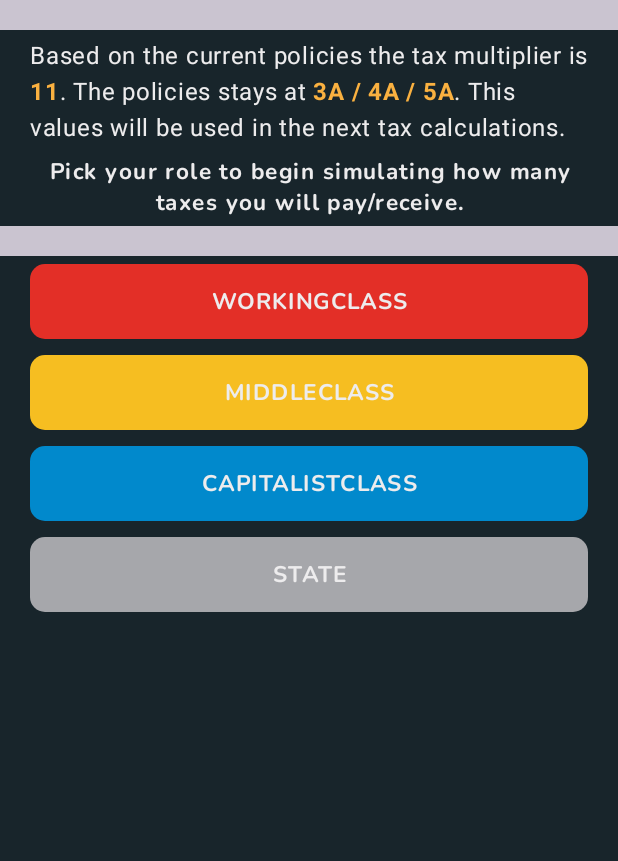
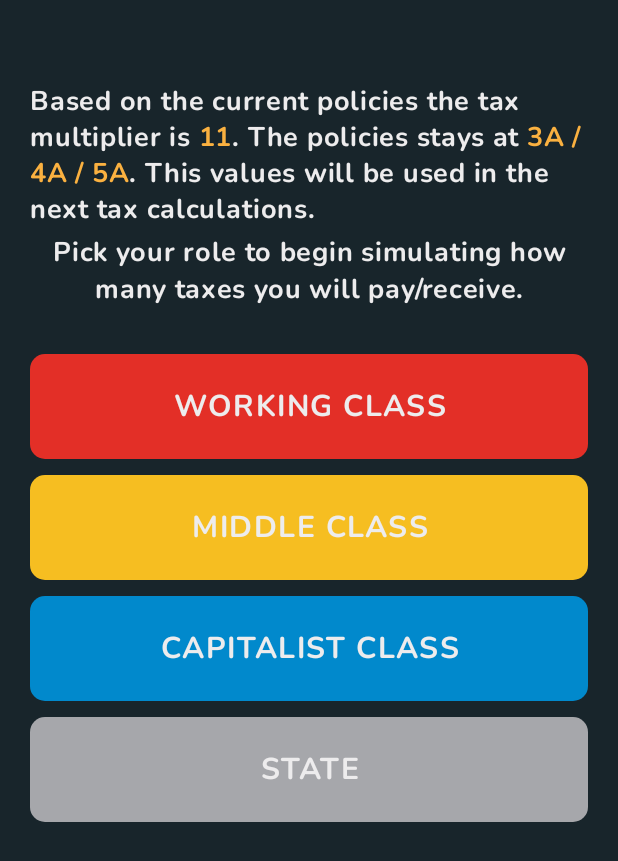
Before and after one commit to aloarte/HegemonyTaxes, an Android app built with Jetpack Compose: the screen it shows after launch (MainActivity), after a tap on "PICK ROLE", on a phone screen of 412 x 824 dp. Shown: the top 861 px of the screen. Run offline under Robolectric (Android 15) with nearby library versions, the phone set to English and light mode, and no system bars; our stand-ins replace Dagger/Hilt's generated code.

Commit message:
Pick role screen finished

```diff
--- a/app/src/main/java/com/p4r4d0x/hegemonytaxes/domain_data/model/HegemonyRole.kt
+++ b/app/src/main/java/com/p4r4d0x/hegemonytaxes/domain_data/model/HegemonyRole.kt
@@ -1,5 +1,8 @@
 package com.p4r4d0x.hegemonytaxes.domain_data.model
 
-enum class HegemonyRole {
-    WorkingClass,MiddleClass,CapitalistClass,State
+enum class HegemonyRole(val value:String) {
+    WorkingClass("Working class"),
+    MiddleClass("Middle class"),
+    CapitalistClass("Capitalist class"),
+    State("State")
 }
--- a/app/src/main/java/com/p4r4d0x/hegemonytaxes/presenter/roles/RolesScreen.kt
+++ b/app/src/main/java/com/p4r4d0x/hegemonytaxes/presenter/roles/RolesScreen.kt
@@ -22,6 +22,7 @@ import androidx.compose.ui.text.font.FontWeight
 import androidx.compose.ui.text.style.TextAlign
 import androidx.compose.ui.text.withStyle
 import androidx.compose.ui.unit.dp
+import androidx.compose.ui.unit.sp
 import com.p4r4d0x.hegemonytaxes.domain_data.model.HegemonyRole
 import com.p4r4d0x.hegemonytaxes.domain_data.utils.getInvolvedTaxPoliciesSummary
 import com.p4r4d0x.hegemonytaxes.presenter.UiEvent
@@ -30,6 +31,7 @@ import com.p4r4d0x.hegemonytaxes.ui.theme.Blue
 import com.p4r4d0x.hegemonytaxes.ui.theme.DarkGrey
 import com.p4r4d0x.hegemonytaxes.ui.theme.Grey
 import com.p4r4d0x.hegemonytaxes.ui.theme.HegemonyTaxesCalculatorTheme
+import com.p4r4d0x.hegemonytaxes.ui.theme.NunitoFontFamily
 import com.p4r4d0x.hegemonytaxes.ui.theme.Orange
 import com.p4r4d0x.hegemonytaxes.ui.theme.Red
 import com.p4r4d0x.hegemonytaxes.ui.theme.White
@@ -44,25 +46,15 @@ fun RolesScreen(state: UiState, onEventTriggered: (UiEvent) -> Unit) {
                 .fillMaxWidth()
                 .background(DarkGrey)
         ) {
-            Divider(
-                Modifier
-                    .background(Color.Transparent)
-                    .height(20.dp)
-            )
+            Divider(thickness = 50.dp, color = Color.Transparent)
             RolesDescription(state)
-            Divider(
-                Modifier
-                    .background(Color.Transparent)
-                    .height(20.dp)
-            )
+            Divider(thickness = 20.dp, color = Color.Transparent)
             RoleSection(HegemonyRole.WorkingClass, onEventTriggered)
             RoleSection(HegemonyRole.MiddleClass, onEventTriggered)
             RoleSection(HegemonyRole.CapitalistClass, onEventTriggered)
             RoleSection(HegemonyRole.State, onEventTriggered)
 
         }
-
-
     }
 }
 
@@ -71,35 +63,25 @@ fun RolesDescription(state: UiState) {
     Box(
         modifier = Modifier
             .padding(horizontal = 20.dp, vertical = 5.dp)
-            .height(120.dp)
+            .height(150.dp)
             .fillMaxWidth()
     ) {
         state.policies.getInvolvedTaxPoliciesSummary()?.let { policiesSummary ->
-
             MultiStyleText(
                 modifier = Modifier.align(Alignment.TopCenter),
-                textInit= "Based on the current policies the tax multiplier is ",
-                coloredText1= state.taxMultiplier.toString(),
-                textMid= ". The policies stays at ",
-                coloredText2= policiesSummary,
-                endText= ". This values will be used in the next tax calculations.",
+                textInit = "Based on the current policies the tax multiplier is ",
+                coloredText1 = state.taxMultiplier.toString(),
+                textMid = ". The policies stays at ",
+                coloredText2 = policiesSummary,
+                endText = ". This values will be used in the next tax calculations.",
                 highlightColor = Orange,
-                regularColor = White)
-
-//            Text(
-//
-//                color = White,
-//                text = "Based on the current policies the tax multiplier is ${state.taxMultiplier}. The policies stays at $policiesSummary. This values will be used in the next tax calculations.",
-//                style = MaterialTheme.typography.titleSmall,
-//                textAlign = TextAlign.Center,
-//                modifier = Modifier.align(Alignment.TopCenter)
-//            )
+                regularColor = White
+            )
         }
-
         Text(
             color = White,
             text = "Pick your role to begin simulating how many taxes you will pay/receive.",
-            style = MaterialTheme.typography.titleSmall,
+            style = MaterialTheme.typography.bodyMedium,
             textAlign = TextAlign.Center,
             modifier = Modifier.align(Alignment.BottomCenter)
         )
@@ -108,19 +90,18 @@ fun RolesDescription(state: UiState) {
 
 @Composable
 fun RoleSection(role: HegemonyRole, onEventTriggered: (UiEvent) -> Unit) {
-
     Box(
         modifier = Modifier
             .padding(horizontal = 20.dp, vertical = 5.dp)
             .clip(RoundedCornerShape(10.dp))
-            .height(50.dp)
+            .height(70.dp)
             .fillMaxWidth()
             .background(getRoleBackgroundColor(role))
     ) {
         Text(
             color = White,
-            text = role.name.uppercase(),
-            style = MaterialTheme.typography.titleSmall,
+            text = role.value.uppercase(),
+            style = MaterialTheme.typography.titleMedium,
             textAlign = TextAlign.Center,
             modifier = Modifier.align(Alignment.Center)
         )
@@ -129,7 +110,7 @@ fun RoleSection(role: HegemonyRole, onEventTriggered: (UiEvent) -> Unit) {
 
 @Composable
 fun MultiStyleText(
-    modifier:Modifier,
+    modifier: Modifier,
     textInit: String,
     coloredText1: String,
     textMid: String,
@@ -137,24 +118,28 @@ fun MultiStyleText(
     endText: String,
     regularColor: Color,
     highlightColor: Color
+) {
+    val highlightedStyle = SpanStyle(
+        letterSpacing = 0.5.sp,
+        fontSize = 18.sp,
+        color = highlightColor,
+        fontFamily = NunitoFontFamily,
+        fontWeight = FontWeight.Bold
+    )
+    val regularStyle = SpanStyle(
+        letterSpacing = 0.5.sp,
+        fontSize = 18.sp,
+        color = regularColor,
+        fontFamily = NunitoFontFamily,
+        fontWeight = FontWeight.Bold
+    )
 
-    ) {
     Text(buildAnnotatedString {
-        withStyle(style = SpanStyle(color = regularColor)) {
-            append(textInit)
-        }
-        withStyle(style = SpanStyle(color = highlightColor,fontWeight= FontWeight.Bold)) {
-            append(coloredText1)
-        }
-        withStyle(style = SpanStyle(color = regularColor)) {
-            append(textMid)
-        }
-        withStyle(style = SpanStyle(color = highlightColor,fontWeight= FontWeight.Bold)) {
-            append(coloredText2)
-        }
-        withStyle(style = SpanStyle(color = regularColor)) {
-            append(endText)
-        }
+        withStyle(style = regularStyle) { append(textInit) }
+        withStyle(style = highlightedStyle) { append(coloredText1) }
+        withStyle(style = regularStyle) { append(textMid) }
+        withStyle(style = highlightedStyle) { append(coloredText2) }
+        withStyle(style = regularStyle) { append(endText) }
     }, modifier)
 }
 
--- a/app/src/main/java/com/p4r4d0x/hegemonytaxes/ui/theme/Typography.kt
+++ b/app/src/main/java/com/p4r4d0x/hegemonytaxes/ui/theme/Typography.kt
@@ -38,6 +38,12 @@ val typography = Typography(
         fontSize = 15.sp,
         letterSpacing = 1.sp
     ),
+    bodyMedium = TextStyle(
+        fontFamily = NunitoFontFamily,
+        fontWeight = FontWeight.Bold,
+        fontSize = 18.sp,
+        letterSpacing = 0.5.sp
+    ),
     titleMedium = TextStyle(
         fontFamily = NunitoFontFamily,
         fontWeight = FontWeight.Bold,
```
